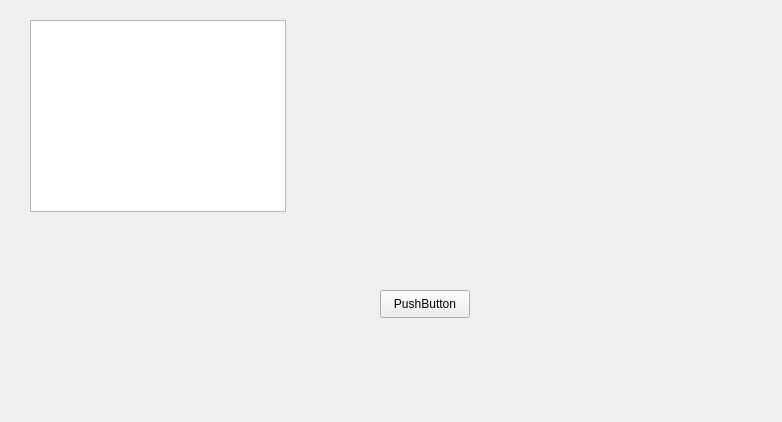
Old version of the form import.ui in the repository SaveTheTelvit/FilmProject.
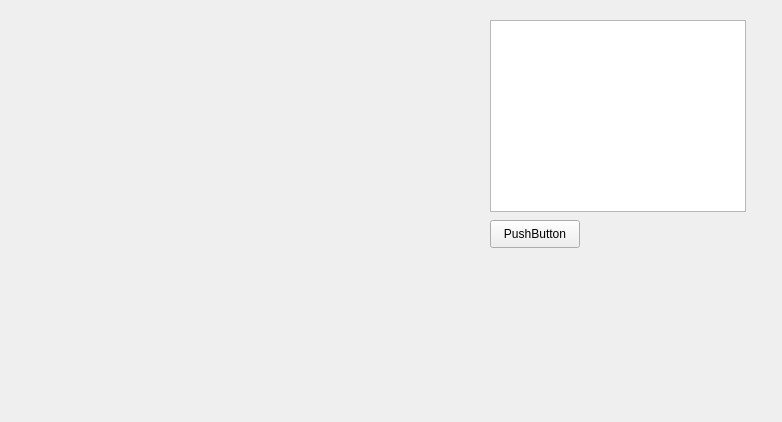
New version of the form.

What changed in the file:
```diff
--- a/import.ui
+++ b/import.ui
@@ -16,7 +16,7 @@
   <widget class="QListWidget" name="listWidget">
    <property name="geometry">
     <rect>
-     <x>30</x>
+     <x>490</x>
      <y>20</y>
      <width>256</width>
      <height>192</height>
@@ -26,8 +26,8 @@
   <widget class="QPushButton" name="pushButton">
    <property name="geometry">
     <rect>
-     <x>380</x>
-     <y>290</y>
+     <x>490</x>
+     <y>220</y>
      <width>90</width>
      <height>28</height>
     </rect>
```
